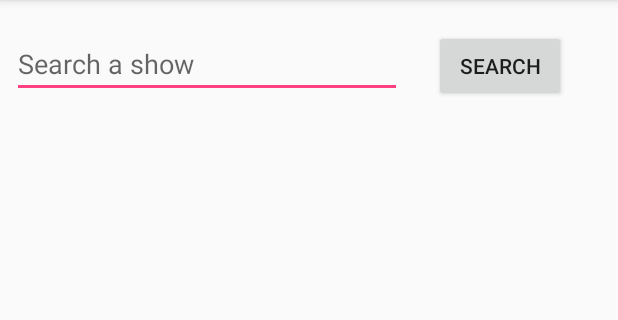
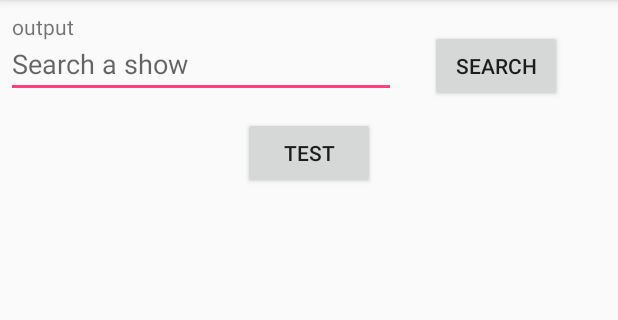
Before and after one commit to r0615219/MobileSerieDatabase, an Android app: the screen it shows after launch (MainActivity), on a phone screen of 412 x 824 dp, the part 84-404 px from its top. Run offline under Robolectric (Android 15) with nearby library versions, the phone set to English and light mode, and no system bars.

```diff
--- a/app/src/main/AndroidManifest.xml
+++ b/app/src/main/AndroidManifest.xml
@@ -1,6 +1,8 @@
 <?xml version="1.0" encoding="utf-8"?>
 <manifest xmlns:android="http://schemas.android.com/apk/res/android"
     package="com.example.carolineboeykens.mobileseriedatabase">
+
+    <uses-permission android:name="android.permission.INTERNET"/>
 
     <application
         android:allowBackup="true"
--- a/app/src/main/java/com/example/carolineboeykens/mobileseriedatabase/MainActivity.java
+++ b/app/src/main/java/com/example/carolineboeykens/mobileseriedatabase/MainActivity.java
@@ -7,8 +7,11 @@ import android.text.Editable;
 import android.view.View;
 import android.widget.Button;
 import android.widget.EditText;
+import android.widget.TextView;
 
 public class MainActivity extends AppCompatActivity {
+
+    public static TextView outputText;
 
     @Override
     protected void onCreate(Bundle savedInstanceState) {
@@ -32,5 +35,17 @@ public class MainActivity extends AppCompatActivity {
             }
         });
 
+        Button testBtn = (Button) findViewById(R.id.clickBtn);
+        testBtn.setOnClickListener(new View.OnClickListener() {
+            @Override
+            public void onClick(View view) {
+                outputText = (TextView) findViewById(R.id.outputText);
+
+                APIFetchData getData = new APIFetchData();
+                getData.execute();
+
+            }
+        });
+
     }
 }
--- a/app/src/main/res/layout/activity_main.xml
+++ b/app/src/main/res/layout/activity_main.xml
@@ -11,7 +11,7 @@
         android:layout_width="260dp"
         android:layout_height="45dp"
         android:layout_marginBottom="8dp"
-        android:layout_marginStart="8dp"
+        android:layout_marginLeft="4dp"
         android:layout_marginTop="8dp"
         android:ems="10"
         android:hint="@string/search_a_show"
@@ -36,4 +36,42 @@
         app:layout_constraintStart_toEndOf="@+id/searchSerieEditText"
         app:layout_constraintTop_toTopOf="parent"
         app:layout_constraintVertical_bias="0.017" />
+
+    <Button
+        android:id="@+id/clickBtn"
+        android:layout_width="wrap_content"
+        android:layout_height="wrap_content"
+        android:layout_marginBottom="8dp"
+        android:layout_marginEnd="8dp"
+        android:layout_marginStart="8dp"
+        android:layout_marginTop="8dp"
+        android:text="@string/test"
+        app:layout_constraintBottom_toBottomOf="parent"
+        app:layout_constraintEnd_toEndOf="parent"
+        app:layout_constraintStart_toStartOf="parent"
+        app:layout_constraintTop_toBottomOf="@+id/searchSerieEditText"
+        app:layout_constraintVertical_bias="0.007" />
+
+    <ScrollView
+        android:layout_width="match_parent"
+        android:layout_height="match_parent"
+        android:layout_below="@id/clickBtn">
+
+        <TextView
+            android:id="@+id/outputText"
+            android:layout_width="match_parent"
+            android:layout_height="match_parent"
+            android:layout_marginBottom="8dp"
+            android:layout_marginEnd="8dp"
+            android:layout_marginStart="8dp"
+            android:layout_marginTop="8dp"
+            android:text="@string/output"
+            app:layout_constraintBottom_toBottomOf="parent"
+            app:layout_constraintEnd_toEndOf="parent"
+            app:layout_constraintStart_toStartOf="parent"
+            app:layout_constraintTop_toBottomOf="@+id/clickBtn"
+            app:layout_constraintVertical_bias="0.098" />
+
+    </ScrollView>
+
 </android.support.constraint.ConstraintLayout>
--- a/app/src/main/res/values/strings.xml
+++ b/app/src/main/res/values/strings.xml
@@ -3,4 +3,6 @@
     <string name="search_a_show">Search a show</string>
     <string name="search">Search</string>
     <string name="serie_name">Serie Name</string>
+    <string name="test">Test</string>
+    <string name="output">output</string>
 </resources>
```
Also changed, not shown: app/src/main/java/com/example/carolineboeykens/mobileseriedatabase/APIFetchData.java (added, +105 -0 lines).
